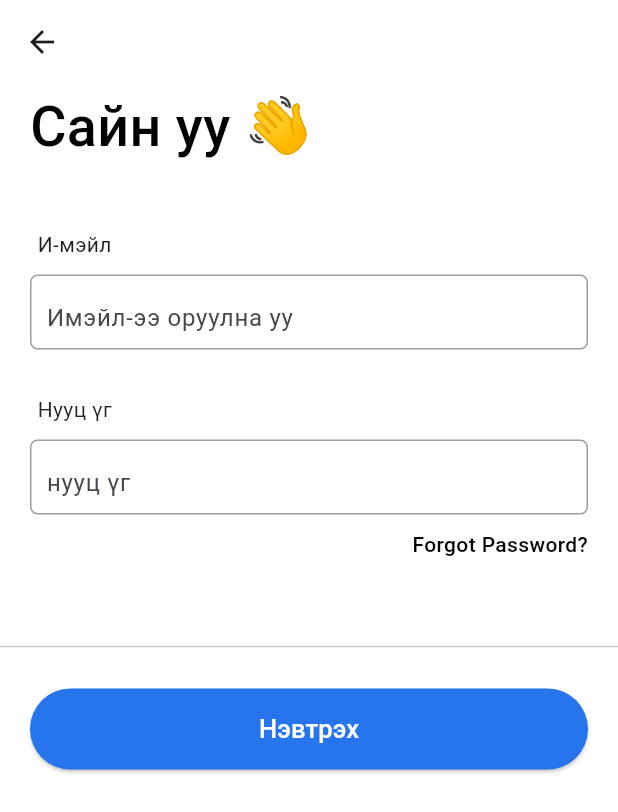
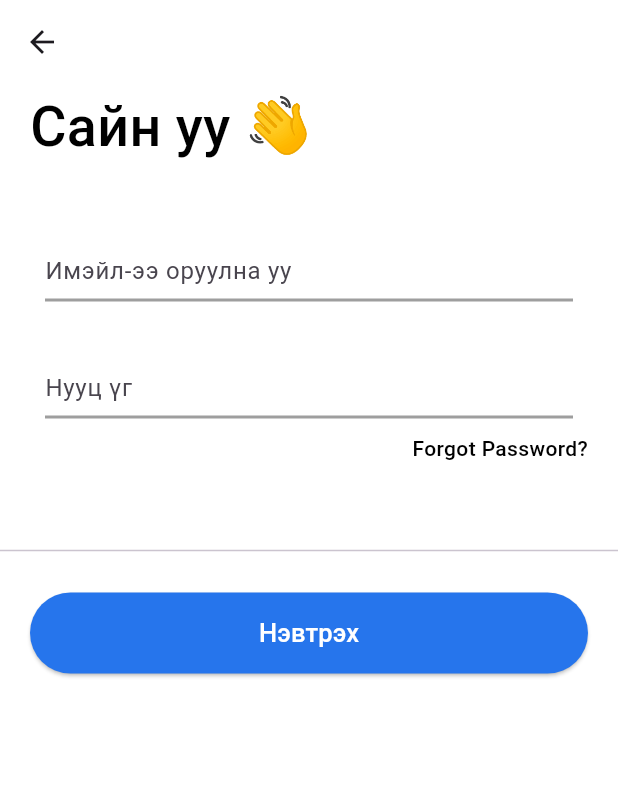
Before and after one commit to Tsogbadrakh-G/Language-exchange-app, a Flutter app: the screen it shows after launch, on a phone screen of 412 x 824 dp. Shown: the top 812 px of the screen. Run offline on Flutter 3.47's test engine with Material 2 defaults, Android fonts, the phone set to English and light mode, and no system bars; our stand-ins replace cloud_firestore, dio, dropdown_button2, firebase_auth, firebase_core, firebase_messaging and 9 more; missing offline and left inert: agora_rtc_engine; accounts and stored records are empty; Roboto replaces fonts that are missing (Outfit).

Commit message:
Update login.dart

```diff
--- a/degree/lib/pages/login.dart
+++ b/degree/lib/pages/login.dart
@@ -98,7 +98,7 @@ class _LogInState extends State<LogIn> {
           width: double.infinity,
           height: double.infinity,
           //  decoration: BoxDecoration(border: Border.all()),
-          child: SingleChildScrollView(
+          //  child: SingleChildScrollView(
           child: Column(
             children: [
               Container(
@@ -136,21 +136,14 @@ class _LogInState extends State<LogIn> {
                   child: Column(
                     crossAxisAlignment: CrossAxisAlignment.center,
                     children: [
+                      // Container(
+                      //   margin: EdgeInsets.symmetric(horizontal: 20),
+                      //   padding: EdgeInsets.fromLTRB(5, 0, 0, 10),
+                      //   width: double.infinity,
+                      //   child: Text('И-мэйл'),
+                      // ),
                       Container(
                         margin: EdgeInsets.symmetric(horizontal: 20),
-                          padding: EdgeInsets.fromLTRB(5, 0, 0, 10),
-                          width: double.infinity,
-                          child: Text('И-мэйл'),
-                        ),
-                        Container(
-                          margin: EdgeInsets.symmetric(horizontal: 20),
-                          decoration: BoxDecoration(
-                              border:
-                                  Border.all(width: 1.0, color: Colors.black38),
-                              // border: Border(
-                              //   bottom: BorderSide(color: Colors.black, width: 1),
-                              // ),
-                              borderRadius: BorderRadius.circular(5)),
                         padding: EdgeInsets.symmetric(horizontal: 10),
                         child: TextFormField(
                           focusNode: focusNode1,
@@ -163,6 +156,18 @@ class _LogInState extends State<LogIn> {
                             return null;
                           },
                           decoration: InputDecoration(
+                            enabledBorder: UnderlineInputBorder(
+                              //<-- SEE HERE
+                              borderSide:
+                                  BorderSide(width: 2, color: Colors.black38),
+                            ),
+                            focusedBorder: UnderlineInputBorder(
+                              //<-- SEE HERE
+                              borderSide: BorderSide(
+                                width: 2,
+                                color: Color(0xff2675EC),
+                              ),
+                            ),
                             hintText: 'Имэйл-ээ оруулна уу',
                             border: InputBorder.none,
                             // prefixIcon: Icon(
@@ -175,22 +180,18 @@ class _LogInState extends State<LogIn> {
                       SizedBox(
                         height: 30.0,
                       ),
-                        Container(
-                          margin: EdgeInsets.symmetric(horizontal: 20),
-                          padding: EdgeInsets.fromLTRB(5, 0, 0, 10),
-                          width: double.infinity,
-                          child: Text(
-                            'Нууц үг',
-                            style: TextStyle(color: Colors.black87),
-                          ),
-                        ),
+                      // Container(
+                      //   margin: EdgeInsets.symmetric(horizontal: 20),
+                      //   padding: EdgeInsets.fromLTRB(5, 0, 0, 10),
+                      //   width: double.infinity,
+                      //   child: Text(
+                      //     'Нууц үг',
+                      //     style: TextStyle(color: Colors.black87),
+                      //   ),
+                      // ),
                       Container(
                         margin: EdgeInsets.symmetric(horizontal: 20),
                         padding: EdgeInsets.fromLTRB(10, 0, 10, 0),
-                          decoration: BoxDecoration(
-                              border:
-                                  Border.all(width: 1.0, color: Colors.black38),
-                              borderRadius: BorderRadius.circular(5)),
                         child: TextFormField(
                           focusNode: focusNode2,
                           textAlignVertical: TextAlignVertical.center,
@@ -202,8 +203,20 @@ class _LogInState extends State<LogIn> {
                             return null;
                           },
                           decoration: InputDecoration(
+                            enabledBorder: UnderlineInputBorder(
+                              //<-- SEE HERE
+                              borderSide:
+                                  BorderSide(width: 2, color: Colors.black38),
+                            ),
+                            focusedBorder: UnderlineInputBorder(
+                              //<-- SEE HERE
+                              borderSide: BorderSide(
+                                width: 2,
+                                color: Color(0xff2675EC),
+                              ),
+                            ),
                             border: InputBorder.none,
-                              hintText: 'нууц үг',
+                            hintText: 'Нууц үг',
                             // prefixIcon: Icon(
                             //   Icons.password,
                             //   color: Color(0xFF7f30fe),
@@ -240,6 +253,7 @@ class _LogInState extends State<LogIn> {
                         height: 50.0,
                       ),
                       Divider(),
+                      // const Spacer(),
                       Container(
                         margin: EdgeInsets.symmetric(horizontal: 20),
                         width: double.infinity,
@@ -291,7 +305,7 @@ class _LogInState extends State<LogIn> {
               ),
             ],
           ),
-          ),
+          // ),
         ),
       ),
     );
```
Lines whose indentation alone changed are shown as unchanged.
